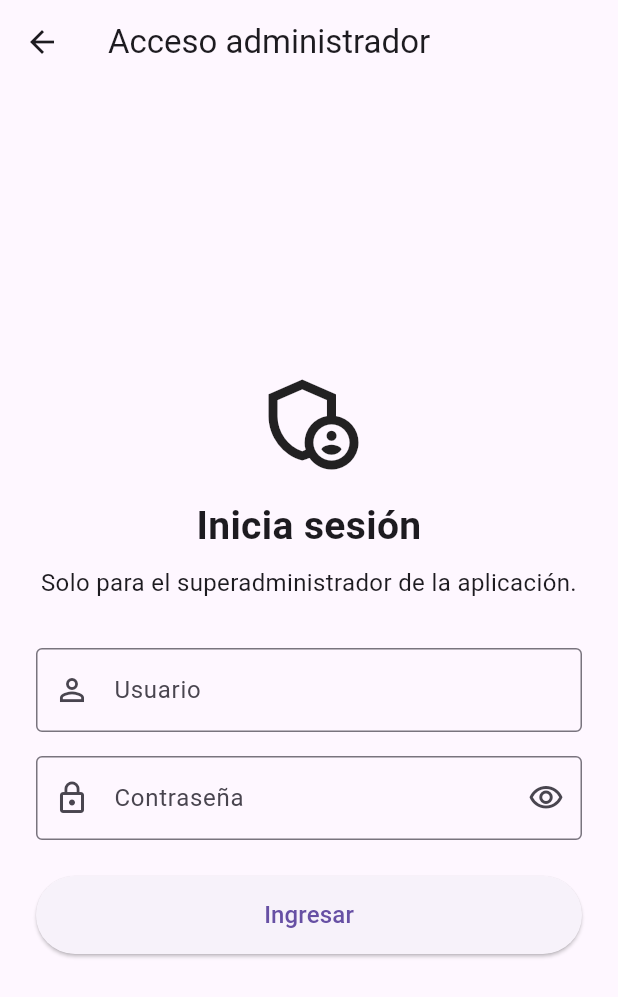
After one commit to DannaLagos/app-educativa-offline, a Flutter app: the screen it shows after launch, after a tap on "Comenzar", after a tap on "Acceso administrador", on a phone screen of 412 x 824 dp. The commit adds this screen. Shown: the top 997 px of the screen. Run offline on Flutter 3.47's test engine with Material 3 defaults, Android fonts, the phone set to English and light mode, and no system bars; our stand-ins replace sqflite; accounts and stored records are empty.

Commit message:
Implementa HU02 inicio de sesion del superadministrador

```diff
--- a/frontend/app_educativa/lib/core/database/app_database.dart
+++ b/frontend/app_educativa/lib/core/database/app_database.dart
@@ -1,5 +1,9 @@
 import 'package:path/path.dart';
 import 'package:sqflite/sqflite.dart';
+import 'package:uuid/uuid.dart';
+
+import '../../features/admin/data/admin_config.dart';
+import '../security/password_hasher.dart';
 
 class AppDatabase {
   AppDatabase._();
@@ -27,8 +31,9 @@ class AppDatabase {
 
     return openDatabase(
       path,
-      version: 1,
+      version: 2,
       onCreate: _onCreate,
+      onUpgrade: _onUpgrade,
     );
   }
 
@@ -42,5 +47,43 @@ class AppDatabase {
         nombre TEXT NOT NULL
       )
     ''');
+
+    await _crearTablaSuperadministrador(db);
+  }
+
+  Future<void> _onUpgrade(
+    Database db,
+    int oldVersion,
+    int newVersion,
+  ) async {
+    if (oldVersion < 2) {
+      await _crearTablaSuperadministrador(db);
+    }
+  }
+
+  Future<void> _crearTablaSuperadministrador(Database db) async {
+    await db.execute('''
+      CREATE TABLE superadministrador (
+        id TEXT PRIMARY KEY,
+        usuario TEXT NOT NULL UNIQUE,
+        password_hash TEXT NOT NULL,
+        sal TEXT NOT NULL
+      )
+    ''');
+
+    final sal = PasswordHasher.generarSal();
+
+    await db.insert(
+      'superadministrador',
+      {
+        'id': const Uuid().v4(),
+        'usuario': AdminConfig.usuarioInicial,
+        'password_hash': PasswordHasher.hashear(
+          AdminConfig.passwordInicial,
+          sal,
+        ),
+        'sal': sal,
+      },
+    );
   }
 }
--- /dev/null
+++ b/frontend/app_educativa/lib/core/security/password_hasher.dart
@@ -0,0 +1,55 @@
+import 'dart:convert';
+import 'dart:math';
+
+import 'package:crypto/crypto.dart';
+
+class PasswordHasher {
+  PasswordHasher._();
+
+  static const int _iteraciones = 10000;
+
+  static String generarSal() {
+    final random = Random.secure();
+    final bytes = List<int>.generate(
+      16,
+      (_) => random.nextInt(256),
+    );
+
+    return base64Url.encode(bytes);
+  }
+
+  static String hashear(
+    String password,
+    String sal,
+  ) {
+    var digest = sha256.convert(
+      utf8.encode('$sal:$password'),
+    );
+
+    for (var i = 1; i < _iteraciones; i++) {
+      digest = sha256.convert(digest.bytes);
+    }
+
+    return digest.toString();
+  }
+
+  static bool verificar(
+    String password,
+    String sal,
+    String hashEsperado,
+  ) {
+    final hashCalculado = hashear(password, sal);
+
+    if (hashCalculado.length != hashEsperado.length) {
+      return false;
+    }
+
+    var diferencia = 0;
+    for (var i = 0; i < hashCalculado.length; i++) {
+      diferencia |=
+          hashCalculado.codeUnitAt(i) ^ hashEsperado.codeUnitAt(i);
+    }
+
+    return diferencia == 0;
+  }
+}
--- /dev/null
+++ b/frontend/app_educativa/lib/features/admin/data/admin_local_datasource.dart
@@ -0,0 +1,43 @@
+import '../../../core/database/app_database.dart';
+import '../../../core/security/password_hasher.dart';
+import '../domain/superadministrador.dart';
+
+class AdminLocalDataSource {
+  final AppDatabase _appDatabase;
+
+  AdminLocalDataSource({
+    AppDatabase? appDatabase,
+  }) : _appDatabase = appDatabase ?? AppDatabase.instance;
+
+  Future<Superadministrador?> autenticar(
+    String usuario,
+    String password,
+  ) async {
+    final db = await _appDatabase.database;
+
+    final resultado = await db.query(
+      'superadministrador',
+      where: 'usuario = ?',
+      whereArgs: [usuario],
+      limit: 1,
+    );
+
+    if (resultado.isEmpty) {
+      return null;
+    }
+
+    final fila = resultado.first;
+
+    final esValida = PasswordHasher.verificar(
+      password,
+      fila['sal'] as String,
+      fila['password_hash'] as String,
+    );
+
+    if (!esValida) {
+      return null;
+    }
+
+    return Superadministrador.fromMap(fila);
+  }
+}
--- /dev/null
+++ b/frontend/app_educativa/lib/features/admin/domain/sesion_admin.dart
@@ -0,0 +1,23 @@
+import 'superadministrador.dart';
+
+// La sesión vive solo en memoria: al cerrar sesión o cerrar la app,
+// el superadministrador debe autenticarse de nuevo.
+class SesionAdmin {
+  SesionAdmin._();
+
+  static final SesionAdmin instance = SesionAdmin._();
+
+  Superadministrador? _actual;
+
+  Superadministrador? get actual => _actual;
+
+  bool get estaActiva => _actual != null;
+
+  void iniciar(Superadministrador admin) {
+    _actual = admin;
+  }
+
+  void cerrar() {
+    _actual = null;
+  }
+}
--- /dev/null
+++ b/frontend/app_educativa/lib/features/admin/domain/superadministrador.dart
@@ -0,0 +1,16 @@
+class Superadministrador {
+  final String id;
+  final String usuario;
+
+  const Superadministrador({
+    required this.id,
+    required this.usuario,
+  });
+
+  factory Superadministrador.fromMap(Map<String, dynamic> map) {
+    return Superadministrador(
+      id: map['id'] as String,
+      usuario: map['usuario'] as String,
+    );
+  }
+}
--- /dev/null
+++ b/frontend/app_educativa/lib/features/admin/presentation/screens/login_admin_screen.dart
@@ -0,0 +1,185 @@
+import 'package:flutter/material.dart';
+
+import '../../data/admin_local_datasource.dart';
+import '../../domain/sesion_admin.dart';
+import 'panel_admin_screen.dart';
+
+class LoginAdminScreen extends StatefulWidget {
+  const LoginAdminScreen({super.key});
+
+  @override
+  State<LoginAdminScreen> createState() => _LoginAdminScreenState();
+}
+
+class _LoginAdminScreenState extends State<LoginAdminScreen> {
+  final TextEditingController _usuarioController = TextEditingController();
+  final TextEditingController _passwordController = TextEditingController();
+  final AdminLocalDataSource _adminLocalDataSource = AdminLocalDataSource();
+
+  bool _verificando = false;
+  bool _ocultarPassword = true;
+  String? _error;
+
+  Future<void> _iniciarSesion() async {
+    final usuario = _usuarioController.text.trim();
+    final password = _passwordController.text;
+
+    if (usuario.isEmpty || password.isEmpty) {
+      setState(() {
+        _error = 'Ingresa tu usuario y contraseña.';
+      });
+      return;
+    }
+
+    setState(() {
+      _verificando = true;
+      _error = null;
+    });
+
+    try {
+      final admin = await _adminLocalDataSource.autenticar(
+        usuario,
+        password,
+      );
+
+      if (!mounted) return;
+
+      if (admin == null) {
+        _passwordController.clear();
+        setState(() {
+          _verificando = false;
+          _error = 'Los datos de acceso no son válidos.';
+        });
+        return;
+      }
+
+      SesionAdmin.instance.iniciar(admin);
+
+      Navigator.of(context).pushReplacement(
+        MaterialPageRoute(
+          builder: (_) => const PanelAdminScreen(),
+        ),
+      );
+    } catch (_) {
+      if (!mounted) return;
+
+      setState(() {
+        _verificando = false;
+        _error = 'No fue posible verificar los datos. Intenta de nuevo.';
+      });
+    }
+  }
+
+  @override
+  void dispose() {
+    _usuarioController.dispose();
+    _passwordController.dispose();
+    super.dispose();
+  }
+
+  @override
+  Widget build(BuildContext context) {
+    return Scaffold(
+      appBar: AppBar(
+        title: const Text('Acceso administrador'),
+      ),
+      body: SafeArea(
+        child: Padding(
+          padding: const EdgeInsets.all(24),
+          child: Center(
+            child: SingleChildScrollView(
+              child: Column(
+                crossAxisAlignment: CrossAxisAlignment.stretch,
+                children: [
+                  const Icon(
+                    Icons.admin_panel_settings_outlined,
+                    size: 72,
+                  ),
+                  const SizedBox(height: 16),
+                  const Text(
+                    'Inicia sesión',
+                    textAlign: TextAlign.center,
+                    style: TextStyle(
+                      fontSize: 26,
+                      fontWeight: FontWeight.bold,
+                    ),
+                  ),
+                  const SizedBox(height: 8),
+                  const Text(
+                    'Solo para el superadministrador de la aplicación.',
+                    textAlign: TextAlign.center,
+                    style: TextStyle(fontSize: 16),
+                  ),
+                  const SizedBox(height: 32),
+                  TextField(
+                    controller: _usuarioController,
+                    autocorrect: false,
+                    textInputAction: TextInputAction.next,
+                    decoration: const InputDecoration(
+                      labelText: 'Usuario',
+                      prefixIcon: Icon(Icons.person_outline),
+                      border: OutlineInputBorder(),
+                    ),
+                  ),
+                  const SizedBox(height: 16),
+                  TextField(
+                    controller: _passwordController,
+                    obscureText: _ocultarPassword,
+                    autocorrect: false,
+                    enableSuggestions: false,
+                    textInputAction: TextInputAction.done,
+                    onSubmitted: (_) => _iniciarSesion(),
+                    decoration: InputDecoration(
+                      labelText: 'Contraseña',
+                      prefixIcon: const Icon(Icons.lock_outline),
+                      border: const OutlineInputBorder(),
+                      suffixIcon: IconButton(
+                        tooltip: _ocultarPassword
+                            ? 'Mostrar contraseña'
+                            : 'Ocultar contraseña',
+                        icon: Icon(
+                          _ocultarPassword
+                              ? Icons.visibility_outlined
+                              : Icons.visibility_off_outlined,
+                        ),
+                        onPressed: () {
+                          setState(() {
+                            _ocultarPassword = !_ocultarPassword;
+                          });
+                        },
+                      ),
+                    ),
+                  ),
+                  if (_error != null) ...[
+                    const SizedBox(height: 16),
+                    Text(
+                      _error!,
+                      textAlign: TextAlign.center,
+                      style: TextStyle(
+                        color: Theme.of(context).colorScheme.error,
+                        fontSize: 15,
+                      ),
+                    ),
+                  ],
+                  const SizedBox(height: 24),
+                  SizedBox(
+                    height: 52,
+                    child: ElevatedButton(
+                      onPressed: _verificando ? null : _iniciarSesion,
+                      child: _verificando
+                          ? const CircularProgressIndicator()
+                          : const Text(
+                              'Ingresar',
+                              style: TextStyle(fontSize: 16),
+                            ),
+                    ),
+                  ),
+                ],
+              ),
+            ),
+          ),
+        ),
+      ),
+    );
+  }
+}
--- a/frontend/app_educativa/lib/features/perfil/presentation/screens/crear_perfil_screen.dart
+++ b/frontend/app_educativa/lib/features/perfil/presentation/screens/crear_perfil_screen.dart
@@ -1,6 +1,7 @@
 import 'package:flutter/material.dart';
 import 'package:uuid/uuid.dart';
 
+import '../../../admin/presentation/screens/login_admin_screen.dart';
 import '../../data/perfil_local_datasource.dart';
 import '../../domain/perfil_estudiante.dart';
 import 'inicio_screen.dart';
@@ -40,13 +41,31 @@ class _CrearPerfilScreenState extends State<CrearPerfilScreen> {
       nombre: nombre,
     );
 
-    await _perfilLocalDataSource.guardarPerfil(perfil);
+    try {
+      await _perfilLocalDataSource.guardarPerfil(perfil);
+    } catch (_) {
+      if (!mounted) return;
+
+      setState(() {
+        _guardando = false;
+        _error = 'No fue posible guardar tu perfil. Intenta de nuevo.';
+      });
+      return;
+    }
 
     if (!mounted) return;
 
     Navigator.of(context).pushReplacement(
       MaterialPageRoute(
         builder: (_) => InicioScreen(perfil: perfil),
+      ),
+    );
+  }
+
+  void _abrirLoginAdmin() {
+    Navigator.of(context).push(
+      MaterialPageRoute(
+        builder: (_) => const LoginAdminScreen(),
       ),
     );
   }
@@ -115,6 +134,12 @@ class _CrearPerfilScreenState extends State<CrearPerfilScreen> {
                             ),
                     ),
                   ),
+                  const SizedBox(height: 16),
+                  TextButton.icon(
+                    onPressed: _abrirLoginAdmin,
+                    icon: const Icon(Icons.admin_panel_settings_outlined),
+                    label: const Text('Acceso administrador'),
+                  ),
                 ],
               ),
             ),
--- a/frontend/app_educativa/lib/main.dart
+++ b/frontend/app_educativa/lib/main.dart
@@ -34,10 +34,13 @@ class _VerificarPerfilScreenState extends State<VerificarPerfilScreen> {
   final PerfilLocalDataSource _perfilLocalDataSource =
       PerfilLocalDataSource();
 
+  late final Future<PerfilEstudiante?> _perfilFuture =
+      _perfilLocalDataSource.obtenerPerfil();
+
   @override
   Widget build(BuildContext context) {
     return FutureBuilder<PerfilEstudiante?>(
-      future: _perfilLocalDataSource.obtenerPerfil(),
+      future: _perfilFuture,
       builder: (context, snapshot) {
         if (snapshot.connectionState == ConnectionState.waiting) {
           return const Scaffold(
--- a/frontend/app_educativa/pubspec.yaml
+++ b/frontend/app_educativa/pubspec.yaml
@@ -38,6 +38,7 @@ dependencies:
   sqflite: ^2.3.3+1
   path: ^1.9.0
   uuid: ^4.6.0
+  crypto: ^3.0.3
 
 dev_dependencies:
   flutter_test:
```
Also changed, not shown: frontend/app_educativa/lib/features/admin/data/admin_config.dart (added, +18 -0 lines), frontend/app_educativa/lib/features/admin/presentation/screens/panel_admin_screen.dart (added, +142 -0 lines), frontend/app_educativa/lib/features/perfil/presentation/screens/inicio_screen.dart (+16 -0 lines), frontend/app_educativa/pubspec.lock, 1 other file.
